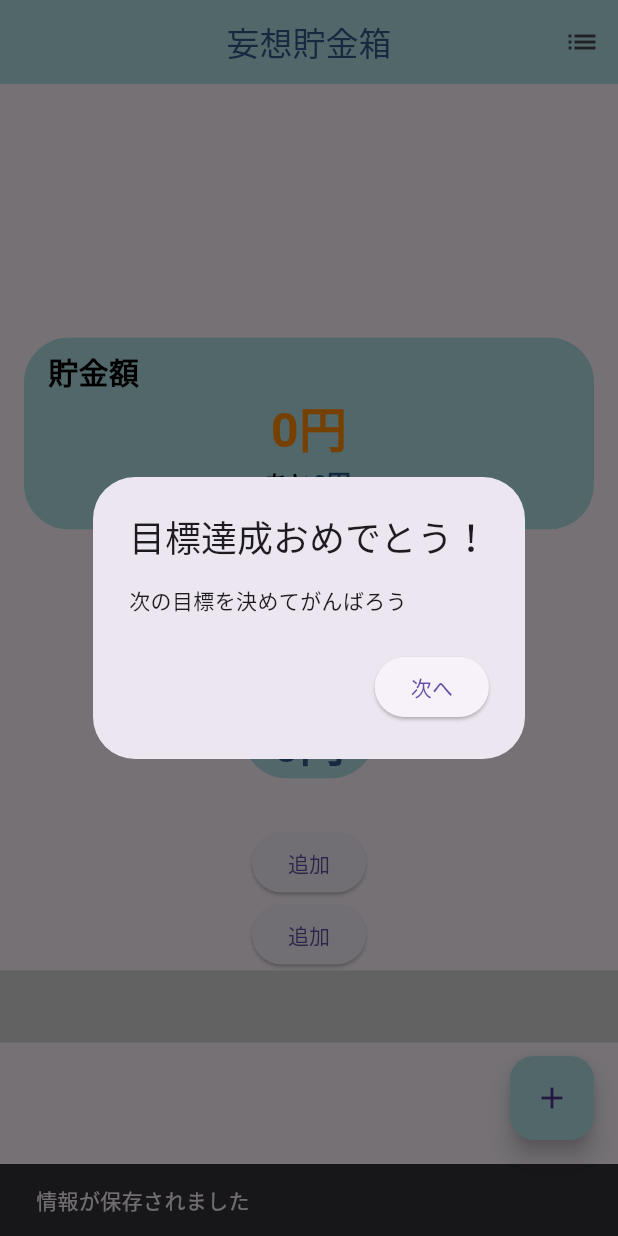
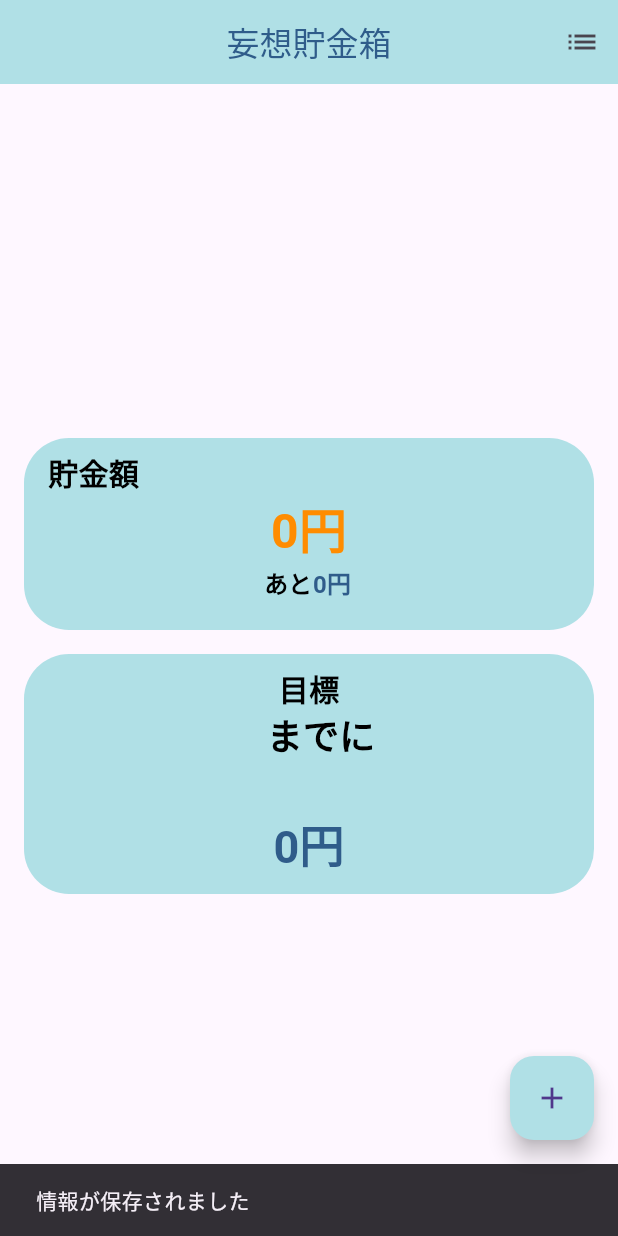
Before and after one commit to ironmax123/delusion_deposit, a Flutter app: the StandardInput screen opened directly, after a tap on "始める", on a phone screen of 412 x 824 dp. Run offline on Flutter 3.47's test engine with Material 3 defaults, Android fonts, the phone set to English and light mode, and no system bars; our stand-ins replace flutter_hooks, shared_preferences; accounts and stored records are empty; statements that could not run were skipped.

Commit message:
デモ用にコードを改変

```diff
--- a/lib/pages/home/deposit/deposit.dart
+++ b/lib/pages/home/deposit/deposit.dart
@@ -52,10 +52,10 @@ class Deposit {
   }
 
   int get loadIntTarget {
-    if (depositData.isNotEmpty && targetData[0]['difference_price'] is int) {
+    if (targetData.isNotEmpty && targetData[0]['difference_price'] is int) {
       return targetData[0]['difference_price'];
     }
-    return targetData[0]['difference_price'];
+    return 3000;
   }
 }
 
--- a/lib/pages/home/home.dart
+++ b/lib/pages/home/home.dart
@@ -107,7 +107,7 @@ class _HomePageState extends State<HomePage> {
       loadIntTarget -= loadIntDeposit * currentPrice;
       if (loadIntTarget <= 0) {
         loadIntTarget = 0;
-        _showNoTargetDialog();
+        // _showNoTargetDialog();
       }
       savedeposit(context, loadIntTarget, 'difference');
     });
@@ -131,7 +131,7 @@ class _HomePageState extends State<HomePage> {
       addDeposit();
       _hasRunToday = true;
       await saveRunStatus(true); // フラグを true にして保存
-      removeAddHistoryPrice();
+      //removeAddHistoryPrice();
     }
 
     // 月曜日から土曜日の場合はフラグをリセット
@@ -246,8 +246,10 @@ class _HomePageState extends State<HomePage> {
                   borderRadius: BorderRadius.circular(30),
                   child: ColoredBox(
                     color: const Color.fromARGB(255, 176, 224, 230),
+                    child: SizedBox(
+                      height: 160,
+                      width: 400,
                       child: Column(
-                      crossAxisAlignment: CrossAxisAlignment.center, // 左寄せ
                         children: [
                           const SizedBox(
                             height: 8,
@@ -284,7 +286,8 @@ class _HomePageState extends State<HomePage> {
                     ),
                   ),
                 ),
-              ElevatedButton(onPressed: () {}, child: const Text('追加')),
+              ),
+              /* ElevatedButton(onPressed: () {}, child: const Text('追加')),
               ElevatedButton(
 
                   onPressed: () {
```
Lines whose indentation alone changed are shown as unchanged.
